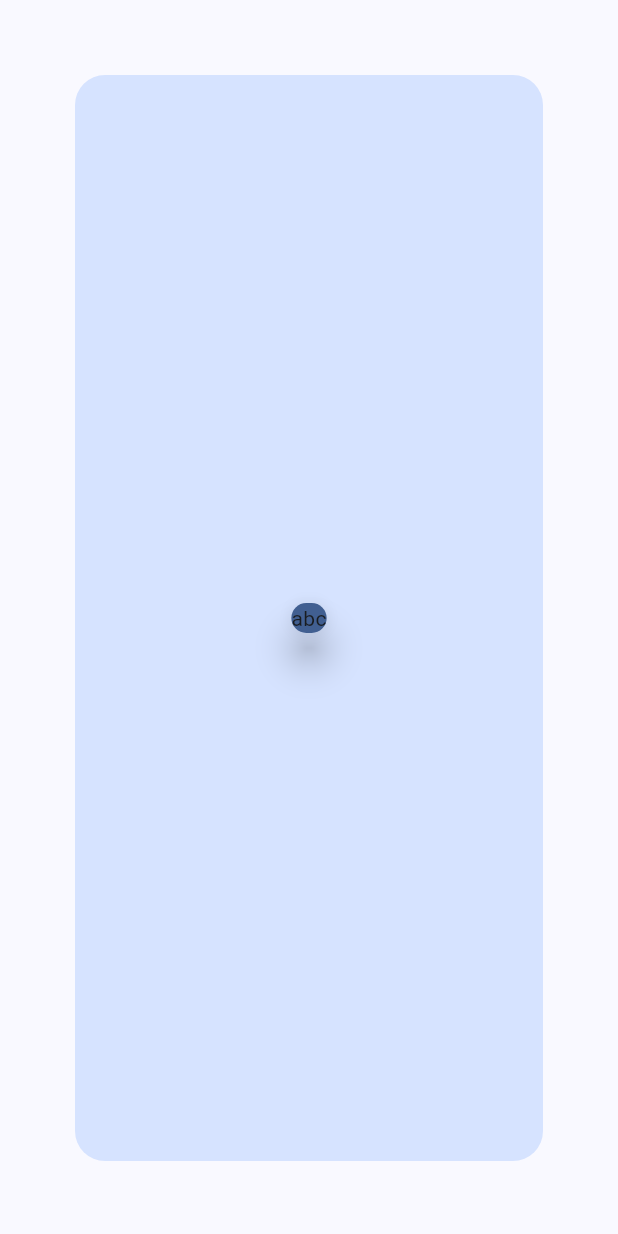
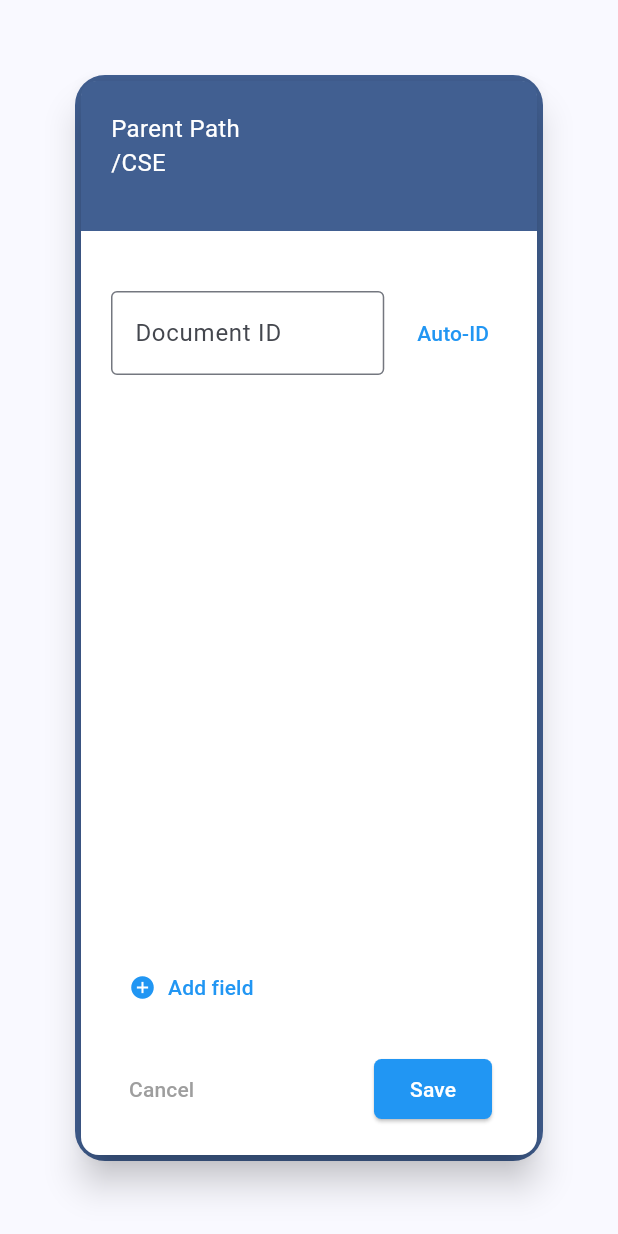
Before and after one commit to dhruvpatidar359/SuperFiles, a Flutter app: the screen it shows after launch, on a phone screen of 412 x 824 dp. Run offline on Flutter 3.47's test engine with Material 3 defaults, Android fonts, the light colour scheme and no system bars; our stand-ins replace file_picker, google_fonts, google_generative_ai; Roboto replaces fonts that are missing (Ubuntu).

Commit message:
File Classifier Option Selector UI done

```diff
--- a/lib/file_classifier_selector_screen.dart
+++ b/lib/file_classifier_selector_screen.dart
@@ -16,16 +16,15 @@ class _FileClassifierSelectorScreenState extends State<FileClassifierSelectorScr
         child: Container(
           decoration: BoxDecoration(
             borderRadius: const BorderRadius.all(Radius.circular(20)),
-            color: Theme.of(context).colorScheme.primaryContainer,
+            color: Theme.of(context).colorScheme.primary,
           ),
-
           height: double.infinity,
           width: double.infinity,
           child: Center(
             child: Card(
               elevation: 10,
-              color: Theme.of(context).colorScheme.primary,
-              child:Expanded(child:Text("abc")),
+              color: Theme.of(context).colorScheme.onPrimary,
+              child: AddDocumentForm(),
             ),
           ),
         ),
@@ -33,3 +32,172 @@ class _FileClassifierSelectorScreenState extends State<FileClassifierSelectorScr
     );
   }
 }
+
+class AddDocumentForm extends StatefulWidget {
+  @override
+  _AddDocumentFormState createState() => _AddDocumentFormState();
+}
+
+class _AddDocumentFormState extends State<AddDocumentForm> {
+  final documentIdController = TextEditingController();
+  List<TextEditingController> fieldControllers = [];
+
+  @override
+  Widget build(BuildContext context) {
+    return Column(
+      crossAxisAlignment: CrossAxisAlignment.start,
+      children: [
+        // "Parent Path" label (this can be hardcoded or dynamically displayed)
+        Container(
+          width: double.infinity,
+          height: 100,
+          decoration: BoxDecoration(
+            color: Theme.of(context).colorScheme.primary,
+            borderRadius: BorderRadius.only(
+              topLeft: Radius.circular(10),
+              topRight: Radius.circular(10),
+            ),
+          ),
+          child: Padding(
+            padding: EdgeInsets.all(20),
+            child: Text(
+              "Parent Path\n/CSE",
+              style: TextStyle(
+                  fontSize: 16,
+                  color: Theme.of(context).colorScheme.onPrimary),
+            ),
+          ),
+        ),
+        SizedBox(height: 20),
+
+        // Document ID Input
+        Container(
+          margin: EdgeInsets.all(20),
+          child: Row(
+            children: [
+              Expanded(
+                child: TextField(
+                  controller: documentIdController,
+                  decoration: InputDecoration(
+                    labelText: 'Document ID',
+                    border: OutlineInputBorder(),
+                    hintText: 'Enter Document ID',
+                  ),
+                ),
+              ),
+              SizedBox(width: 10),
+              TextButton(
+                onPressed: () {
+                  // Logic to generate Auto-ID
+                  documentIdController.text = "Auto-ID Generated";
+                },
+                child: Text("Auto-ID", style: TextStyle(color: Colors.blue)),
+              )
+            ],
+          ),
+        ),
+        SizedBox(height: 20),
+
+        // Dynamic list of field entries
+        Expanded(
+          child: Container(
+            margin: EdgeInsets.all(20),
+            child: ListView.builder(
+              itemCount: fieldControllers.length,
+              itemBuilder: (context, index) {
+                return _buildFieldRow(index);
+              },
+            ),
+          ),
+        ),
+
+        // Add Field Button
+        Padding(
+          padding: const EdgeInsets.fromLTRB(20, 20, 20, 0),
+          child: TextButton.icon(
+            onPressed: () {
+              setState(() {
+                fieldControllers.add(TextEditingController());
+              });
+            },
+            icon: Icon(Icons.add_circle, color: Colors.blue),
+            label: Text(
+              'Add field',
+              style: TextStyle(color: Colors.blue),
+            ),
+          ),
+        ),
+
+        SizedBox(height: 20),
+
+        // Cancel and Save buttons
+        Padding(
+          padding: const EdgeInsets.fromLTRB(20, 0, 30, 20),
+          child: Row(
+            mainAxisAlignment: MainAxisAlignment.spaceBetween,
+            children: [
+              TextButton(
+                style: TextButton.styleFrom(
+                    shape: RoundedRectangleBorder(
+                        borderRadius: BorderRadius.circular(5))),
+                onPressed: () {
+                  // Handle cancel logic
+                },
+                child: Text('Cancel', style: TextStyle(color: Colors.grey)),
+              ),
+              ElevatedButton(
+                style: ElevatedButton.styleFrom(
+                  backgroundColor: Colors.blue, // Background color
+                  foregroundColor: Colors.white, // Text color
+                  shape: RoundedRectangleBorder(
+                    borderRadius: BorderRadius.circular(5), // Square border
+                  ),
+                ),
+                onPressed: () {
+                  // Handle button press
+                  print("Document ID: ${documentIdController.text}");
+                  fieldControllers.forEach((controller) {
+                    print("Field: ${controller.text}");
+                  });
+                },
+                child: Text("Save"),
+              )
+            ],
+          ),
+        )
+      ],
+    );
+  }
+
+  // Helper to build a row for each field
+  Widget _buildFieldRow(int index) {
+    return Padding(
+      padding: const EdgeInsets.symmetric(vertical: 8.0),
+      child: Row(
+        children: [
+          // Field name input
+          Expanded(
+            child: TextField(
+              controller: fieldControllers[index],
+              decoration: InputDecoration(
+                border: OutlineInputBorder(),
+                labelText: 'Field',
+              ),
+            ),
+          ),
+          SizedBox(width: 10),
+
+          // Remove field button
+          IconButton(
+            icon: Icon(Icons.remove_circle, color: Colors.red),
+            onPressed: () {
+              setState(() {
+                fieldControllers.removeAt(index);
+              });
+            },
+          ),
+        ],
+      ),
+    );
+  }
+}
```
